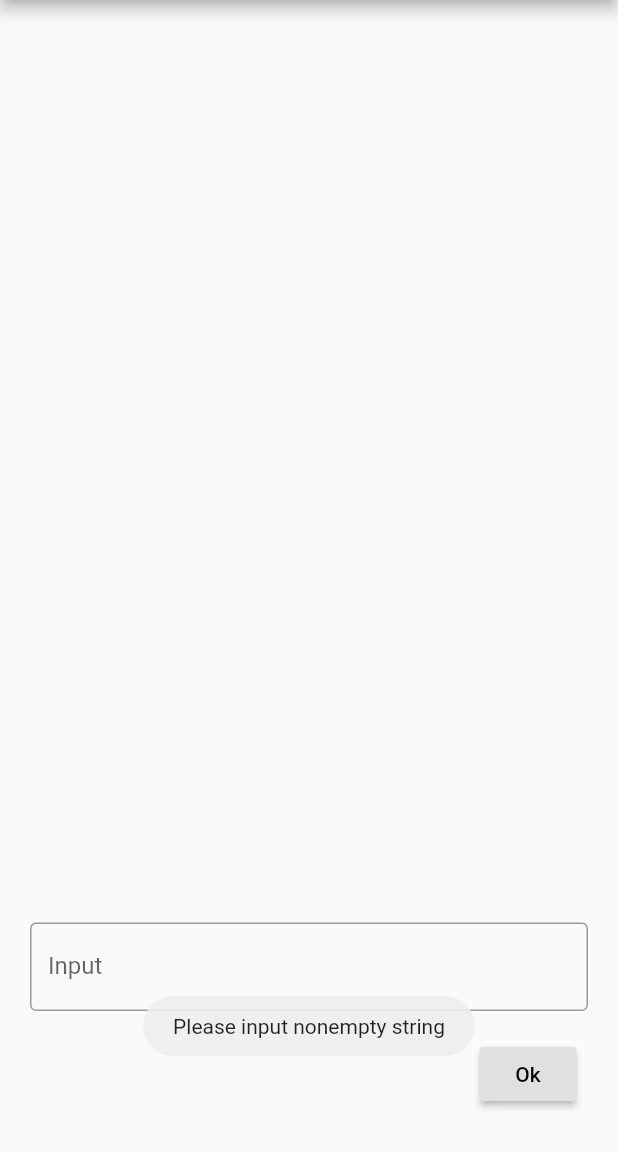
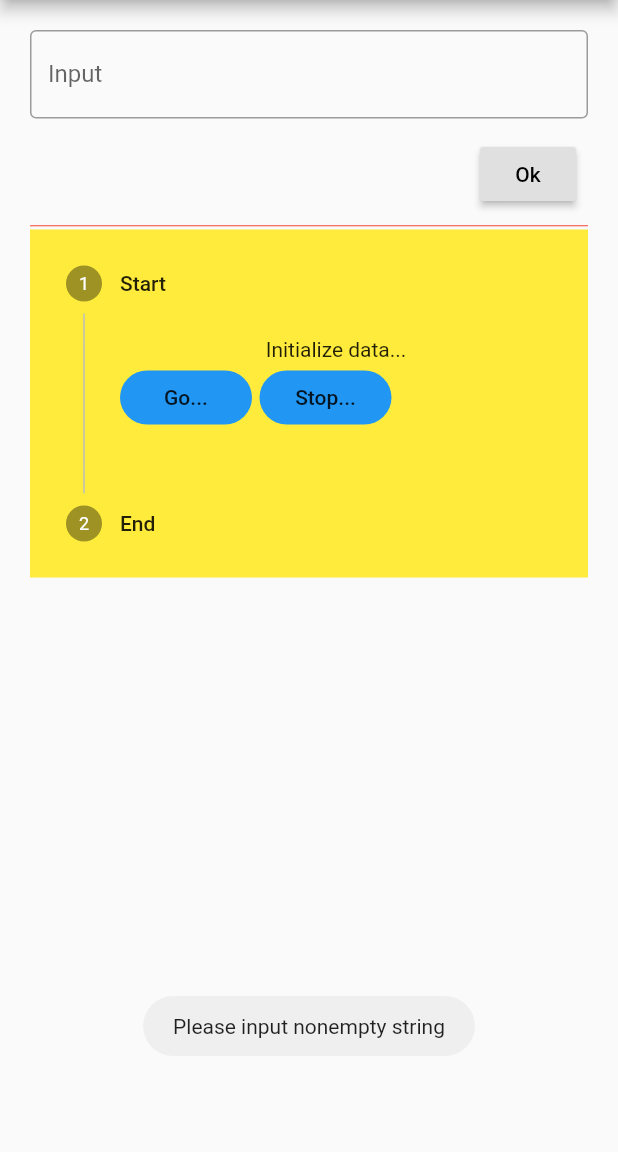
Before and after one commit to doremichen/my_first_flutter, a Flutter app: the MyTextInput screen opened by its route, after a tap on "Ok", on a phone screen of 412 x 824 dp, the part 84-1236 px from its top. Run offline on Flutter 3.47's test engine with Material 2 defaults, Android fonts, the phone set to English and light mode, and no system bars; our stand-ins replace flutter_local_notifications, fluttertoast; missing offline and left inert: permission.

Commit message:
Learn to build stepper widget

```diff
--- a/lib/ui/adam_input.dart
+++ b/lib/ui/adam_input.dart
@@ -23,11 +23,79 @@ class _MyTextInputState extends State<MyTextInput> {
       appBar: AppBar(title: Text("Demo input"),),
       body: Container(
         padding: const EdgeInsets.all(20.0),
-        child: _buildEditInput(),
+        child: SingleChildScrollView(
+          child: Column(
+            mainAxisAlignment: MainAxisAlignment.start,
+            crossAxisAlignment: CrossAxisAlignment.start,
+            children: <Widget>[
+              _buildEditInput(),
+              Divider(height: 5, color: Colors.red,),
+              _buildStep(),
+            ],
+          ),
+        )
       )
 
     );
   }
+
+  List<Step> steps = [
+     Step(
+       title: Text("Start"),
+       content: Text("Initialize data..."),
+     ),
+     Step(
+       title: Text("End"),
+       content: Text("Get response..."),
+     ),
+  ];
+  // record step index
+  int _index = 0;
+  Widget _buildStep() => Container(
+    color: Colors.yellow,
+    child: Stepper(
+        steps: steps.toList(),
+        currentStep: _index,
+        onStepTapped: (index) {
+          setState(() {
+            _index = index;
+          });
+        },
+//        onStepContinue: () {
+//          Fluttertoast.showToast(msg: "Hit Continue...");
+//        },
+//        onStepCancel: () {
+//          Fluttertoast.showToast(msg: "Hit Cancel...");
+//        },
+        // Customize button of the step
+        controlsBuilder: (context, {onStepContinue, onStepCancel}) {
+          return Container(
+            child: Row(
+              children: <Widget>[
+                FlatButton(
+                  child: Text("Go..."),
+                  color: Colors.blue,
+                  shape: RoundedRectangleBorder(borderRadius: BorderRadius.circular(30.0)),
+                  onPressed: () {
+                    Fluttertoast.showToast(msg: "Hit Go...");
+                  },
+                ),
+                SizedBox(width: 5.0,),
+                FlatButton(
+                  child: Text("Stop..."),
+                  color: Colors.blue,
+                  shape: RoundedRectangleBorder(borderRadius: BorderRadius.circular(30.0)),
+                  onPressed: () {
+                    Fluttertoast.showToast(msg: "Hit Stop...");
+                  },
+                ),
+              ],
+            ),
+          );
+        },
+
+    ),
+  );
 
 
   Widget _buildEditInput() => Center(
@@ -43,7 +111,7 @@ class _MyTextInputState extends State<MyTextInput> {
           ),
 
         ),
-        SizedBox(height: 10.0,),
+        SizedBox(height: 5.0,),
         ButtonBar(
           alignment: MainAxisAlignment.end,
           children: <Widget>[
```
